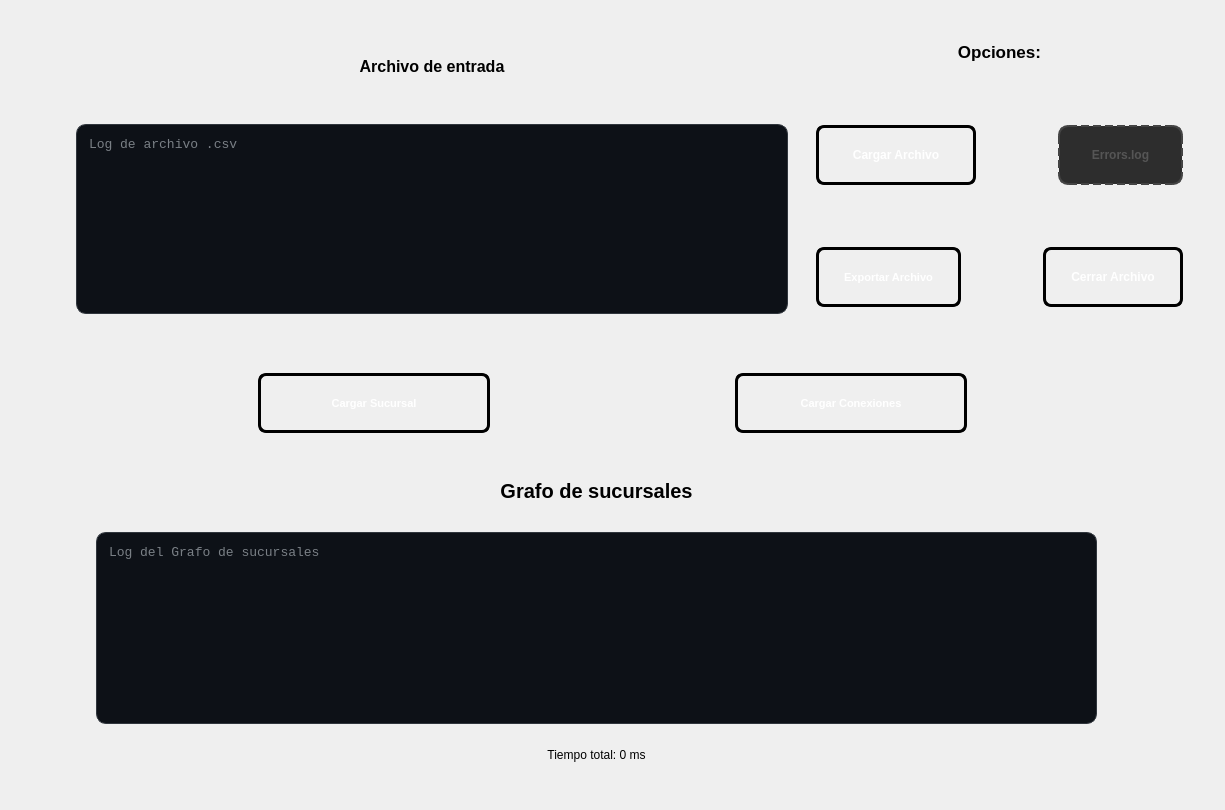
Before: the Qt Designer form ui/inicio/pantallacargasucursales.ui in pablo-mald03/Proyecto-No2-EDD, drawn with Qt 5.
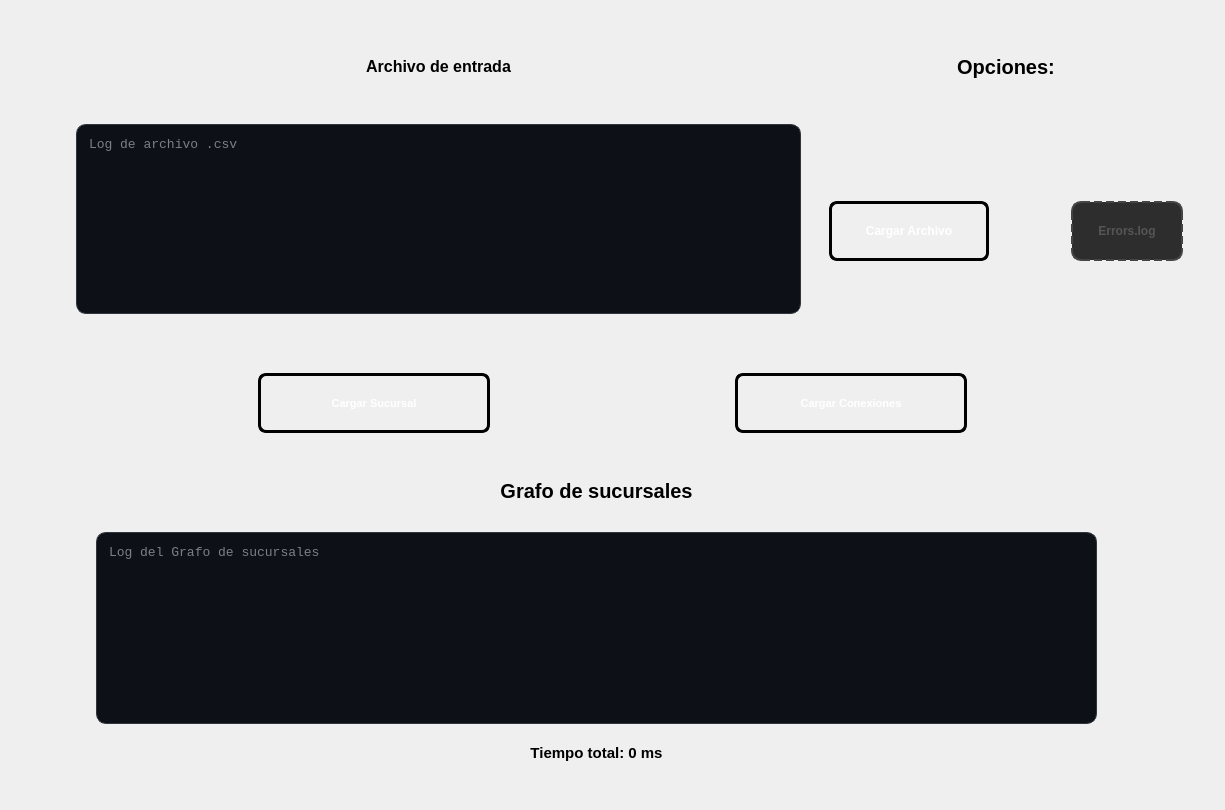
After: the same form once the commit is applied.

Diff of the .ui file:
```diff
--- a/ui/inicio/pantallacargasucursales.ui
+++ b/ui/inicio/pantallacargasucursales.ui
@@ -130,13 +130,13 @@
            <property name="minimumSize">
             <size>
              <width>0</width>
-             <height>60</height>
+             <height>90</height>
             </size>
            </property>
            <property name="maximumSize">
             <size>
              <width>16777215</width>
-             <height>60</height>
+             <height>90</height>
             </size>
            </property>
            <property name="styleSheet">
@@ -146,7 +146,7 @@
 	stop:0 rgb(0, 0, 0), 
 	stop:1 rgb(8, 2, 48));
 
-  	 font-size: 17px;
+  	 font-size: 20px;
     font-weight: bold;
     font-family: &quot;Segoe UI&quot;, Arial;
     
@@ -236,12 +236,6 @@
                    <height>0</height>
                   </size>
                  </property>
-                 <property name="maximumSize">
-                  <size>
-                   <width>70</width>
-                   <height>16777215</height>
-                  </size>
-                 </property>
                 </widget>
                </item>
                <item>
@@ -302,132 +296,6 @@
               </layout>
              </widget>
             </item>
-            <item>
-             <widget class="QWidget" name="widget_10" native="true">
-              <property name="minimumSize">
-               <size>
-                <width>60</width>
-                <height>0</height>
-               </size>
-              </property>
-              <layout class="QHBoxLayout" name="horizontalLayout_4">
-               <item>
-                <widget class="QPushButton" name="btnExportar">
-                 <property name="minimumSize">
-                  <size>
-                   <width>0</width>
-                   <height>60</height>
-                  </size>
-                 </property>
-                 <property name="styleSheet">
-                  <string notr="true">QPushButton#btnExportar {
-    background-color: qlineargradient(spread:pad, x1:0, y1:0, x2:1, y2:1, 
-                        stop:0 rgb(8, 2, 48), 
-                        stop:1 rgb(255, 163, 72));
-    
-    border: 3px solid black;
-    border-radius: 8px;
-    
-    color: white;
-    font-family: &quot;Arial Black&quot;, Gadget, sans-serif;
-    font-size: 11px;
-    font-weight: bold;
-    text-transform: uppercase;
-    
-    padding: 10px 25px;
-}
-
-QPushButton#btnExportar:hover {
-    background-color: qlineargradient(spread:pad, x1:0, y1:0, x2:1, y2:1, 
-                        stop:0 rgba(41, 128, 185, 255), 
-                        stop:1 rgba(142, 68, 173, 255));
-    border-color: #f1c40f;
-}
-
-
-QPushButton#btnExportar:pressed {
-    background-color: #2c3e50;
-    padding-top: 12px;
-    padding-left: 27px;
-}</string>
-                 </property>
-                 <property name="text">
-                  <string>Exportar Archivo</string>
-                 </property>
-                </widget>
-               </item>
-               <item>
-                <widget class="QWidget" name="widget_13" native="true">
-                 <property name="minimumSize">
-                  <size>
-                   <width>70</width>
-                   <height>0</height>
-                  </size>
-                 </property>
-                 <property name="maximumSize">
-                  <size>
-                   <width>70</width>
-                   <height>16777215</height>
-                  </size>
-                 </property>
-                </widget>
-               </item>
-               <item>
-                <widget class="QPushButton" name="btnCerrar">
-                 <property name="minimumSize">
-                  <size>
-                   <width>0</width>
-                   <height>60</height>
-                  </size>
-                 </property>
-                 <property name="styleSheet">
-                  <string notr="true">
-QPushButton#btnCerrar {
-    background-color: qlineargradient(spread:pad, x1:0, y1:0, x2:1, y2:1, 
-                        stop:0 rgb(77, 5, 57), 
-                        stop:1 rgb(232, 15, 15));
-    
-    border: 3px solid black;
-    border-radius: 8px;
-    
-    color: white;
-    font-family: &quot;Arial Black&quot;, Gadget, sans-serif;
-    font-size: 12px;
-    font-weight: bold;
-    text-transform: uppercase;
-    
-    padding: 10px 25px;
-}
-
-QPushButton#btnCerrar:hover {
-    background-color: qlineargradient(spread:pad, x1:0, y1:0, x2:1, y2:1, 
-                        stop:0 rgb(9, 147, 29), 
-                        stop:1 rgb(94, 92, 100));
-    border-color: #f1c40f;
-}
-
-
-QPushButton#btnCerrar:pressed {
-    background-color: #2c3e50;
-    padding-top: 12px;
-    padding-left: 27px;
-}
-
-QPushButton#btnCerrar:disabled {
-    background: #2d2d2d; 
-    color: #555555;
-    border: 2px dashed #444444; 
-    border-radius: 10px;
-}</string>
-                 </property>
-                 <property name="text">
-                  <string>Cerrar Archivo</string>
-                 </property>
-                </widget>
-               </item>
-              </layout>
-             </widget>
-            </item>
            </layout>
           </widget>
          </item>
@@ -716,7 +584,7 @@
                </size>
               </property>
               <property name="styleSheet">
-               <string notr="true">QLabel#labelTiempoB {        
+               <string notr="true">QLabel#labelTiempoGrafo {        
  
     color: qlineargradient(x1:0, y1:0, x2:1, y2:1, 
 	stop:0 rgb(0, 0, 0), 
```
